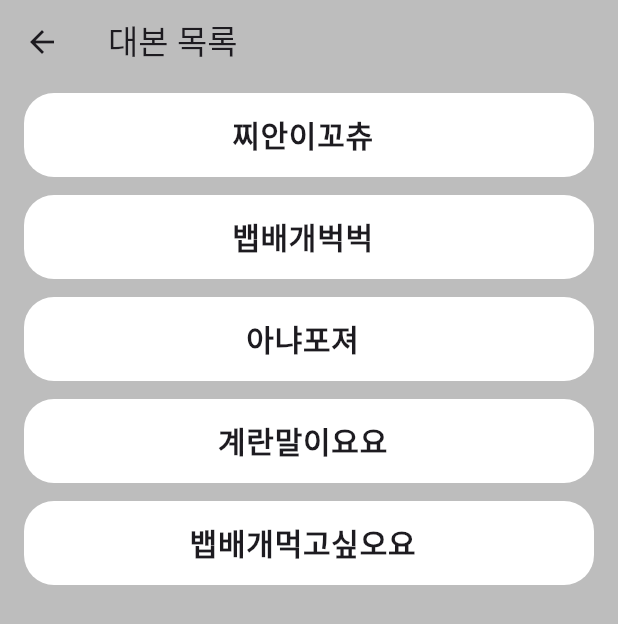
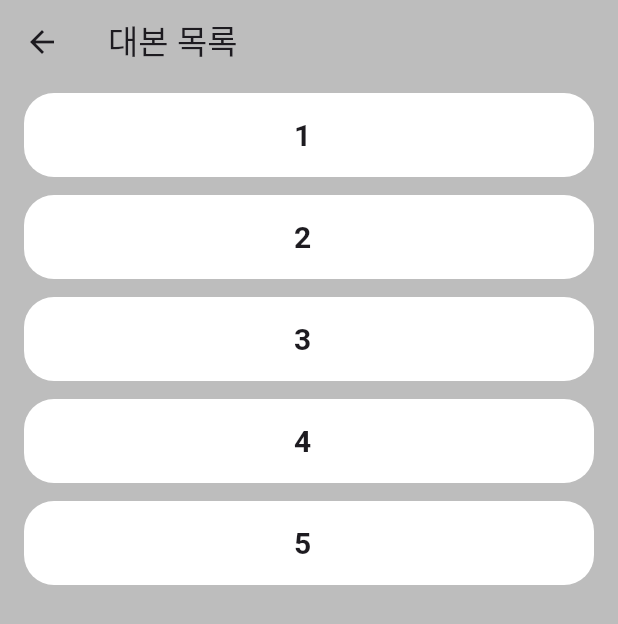
Before and after one commit to Kim-jian/HCI-project, a Flutter app: the MenuListScreen screen opened directly, on a phone screen of 412 x 824 dp. Shown: the top 624 px of the screen. Run offline on Flutter 3.47's test engine with Material 3 defaults, Android fonts, the phone set to English and light mode, and no system bars; our stand-ins replace file_picker, permission_handler, shared_preferences; missing offline and left inert: flutter_sound; accounts and stored records are empty.

```diff
--- a/lib/ScriptManager.dart
+++ b/lib/ScriptManager.dart
@@ -6,31 +6,31 @@ class ScriptManager{
   SettingEnvironmentController _settingEnvironmentController = SettingEnvironmentController();
   List<Script> scriptList = [
     Script(
-      title: '찌안이꼬츄',
+      title: '1',
       content: 'This is the content of script 1.',
       date: '2023.05.10',
       latestdate: '2023.05.19',
     ),
     Script(
-      title: '뱁배개벅벅',
+      title: '2',
       content: 'This is the content of script 2.',
       date: '2023.05.11',
       latestdate: '2023.05.18',
     ),
     Script(
-      title: '아냐포져',
+      title: '3',
       content: 'This is the content of script 3.',
       date: '2023.05.15',
       latestdate: '2023.05.17',
     ),
     Script(
-      title: '계란말이요요',
+      title: '4',
       content: 'This is the content of script 4.',
       date: '2023.05.14',
       latestdate: '2023.05.16',
     ),
     Script(
-      title: '뱁배개먹고싶오요',
+      title: '5',
       content: 'This is the content of script 5.',
       date: '2023.05.13',
       latestdate: '2023.05.15',
```
